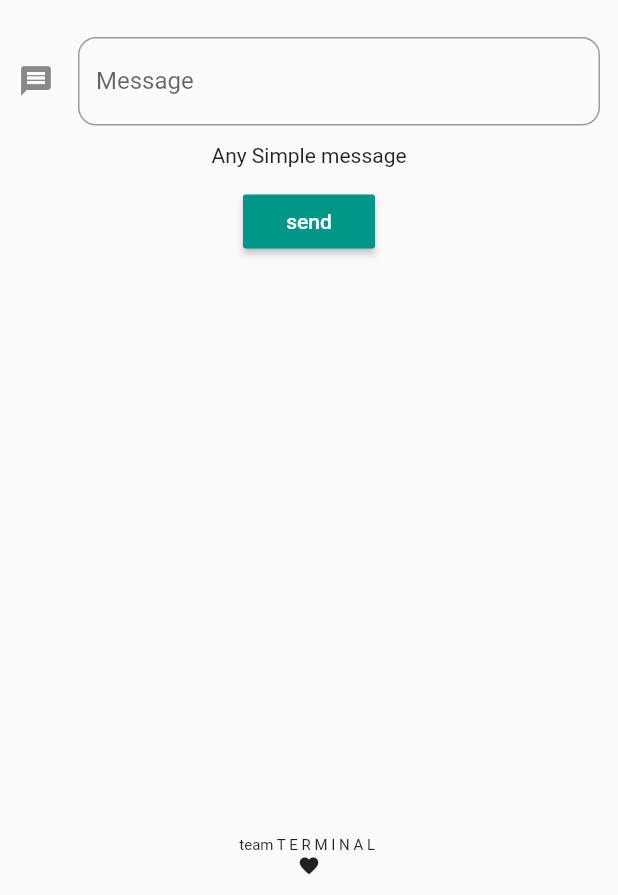
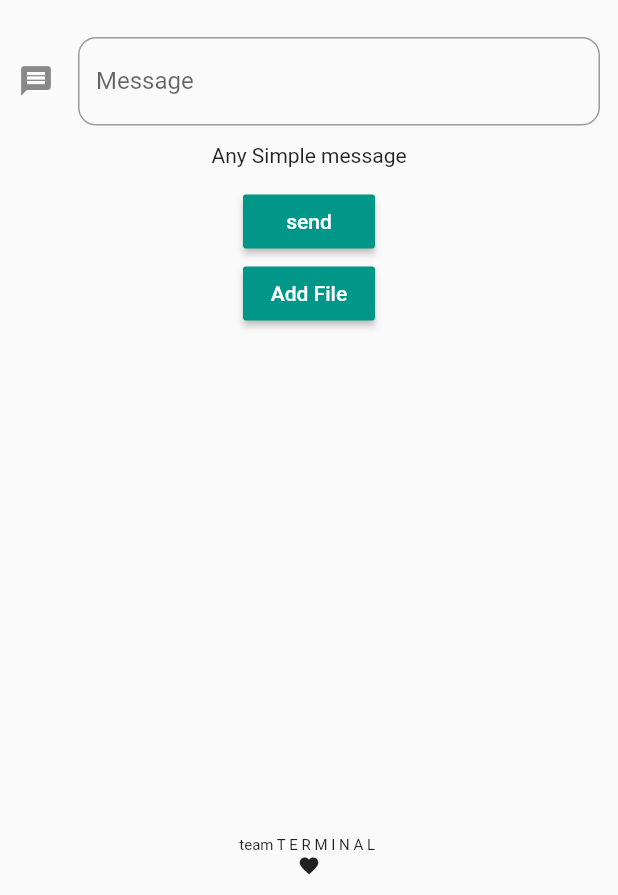
Before and after one commit to rubenshibu/whatsapplinkgeneartor, a Flutter app: the screen it shows after launch, on a phone screen of 412 x 824 dp, the part 341-1236 px from its top. Run offline on Flutter 3.47's test engine with Material 2 defaults, Android fonts, the phone set to English and light mode, and no system bars; our stand-ins replace share.

Commit message:
new :sparkles:

```diff
--- a/lib/main.dart
+++ b/lib/main.dart
@@ -37,6 +37,7 @@ class _MyHomePageState extends State<MyHomePage> {
       _counter++;
     });
   }
+
   TextEditingController _phone = new TextEditingController();
   TextEditingController _message = new TextEditingController();
 
@@ -73,7 +74,9 @@ class _MyHomePageState extends State<MyHomePage> {
         padding: EdgeInsets.all(12),
         child: Column(
           children: <Widget>[
-            SizedBox(height: 100.0,),
+            SizedBox(
+              height: 100.0,
+            ),
             TextField(
               decoration: new InputDecoration(
                   border: OutlineInputBorder(
@@ -125,6 +128,13 @@ class _MyHomePageState extends State<MyHomePage> {
                 // _showDialog(url);
               },
             ),
+            RaisedButton(
+                color: Colors.teal,
+                child: Text(
+                  "Add File",
+                  style: TextStyle(color: Colors.white),
+                ),
+                onPressed: () => {}),
             Expanded(
               child: Column(
                 mainAxisAlignment: MainAxisAlignment.end,
--- a/pubspec.yaml
+++ b/pubspec.yaml
@@ -24,7 +24,6 @@ dependencies:
   url_launcher: ^5.7.10
   faker: ^1.3.0
   csv: ^4.1.0
-  csv_sheet: ^0.0.3
   flutter:
     sdk: flutter
 
```
